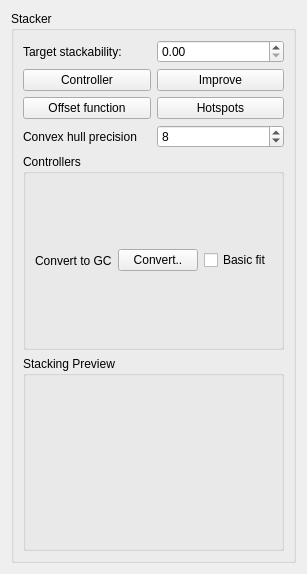
Old version of the form Stacker/StackerWidget.ui in the repository HonghuaLi/stacker.
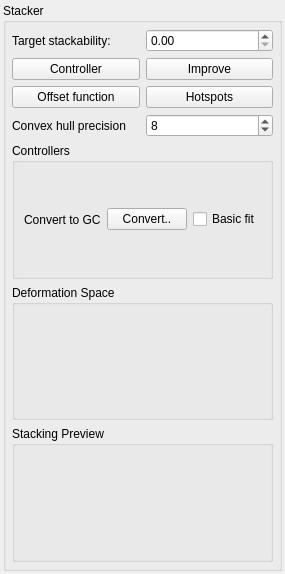
New version of the form.

Commit message: Added basic deformation control from UI.

Patch:
```diff
--- a/Stacker/StackerWidget.ui
+++ b/Stacker/StackerWidget.ui
@@ -6,7 +6,7 @@
    <rect>
     <x>0</x>
     <y>0</y>
-    <width>274</width>
+    <width>256</width>
     <height>574</height>
    </rect>
   </property>
@@ -26,12 +26,27 @@
    <string>Form</string>
   </property>
   <layout class="QVBoxLayout" name="verticalLayout">
+   <property name="spacing">
+    <number>2</number>
+   </property>
+   <property name="margin">
+    <number>3</number>
+   </property>
    <item>
     <widget class="QGroupBox" name="groupBox">
      <property name="title">
       <string>Stacker</string>
      </property>
+     <property name="flat">
+      <bool>true</bool>
+     </property>
      <layout class="QGridLayout" name="gridLayout">
+      <property name="margin">
+       <number>6</number>
+      </property>
+      <property name="spacing">
+       <number>6</number>
+      </property>
       <item row="3" column="1">
        <widget class="QPushButton" name="improveButton">
         <property name="text">
@@ -40,7 +55,7 @@
        </widget>
       </item>
       <item row="1" column="0">
-       <widget class="QLabel" name="label">
+       <widget class="QLabel" name="targetStackLabel">
         <property name="text">
          <string>Target stackability:</string>
         </property>
@@ -70,7 +85,7 @@
         </property>
        </widget>
       </item>
-      <item row="7" column="0" colspan="2">
+      <item row="8" column="0" colspan="2">
        <widget class="QGroupBox" name="previewBox">
         <property name="title">
          <string>Stacking Preview</string>
@@ -86,7 +101,7 @@
        </widget>
       </item>
       <item row="5" column="0">
-       <widget class="QLabel" name="label_2">
+       <widget class="QLabel" name="chPrecisionLabel">
         <property name="text">
          <string>Convex hull precision</string>
         </property>
@@ -100,13 +115,16 @@
        </widget>
       </item>
       <item row="6" column="0" colspan="2">
-       <widget class="QGroupBox" name="groupBox_2">
+       <widget class="QGroupBox" name="controllersPanel">
         <property name="title">
          <string>Controllers</string>
         </property>
+        <property name="flat">
+         <bool>false</bool>
+        </property>
         <layout class="QHBoxLayout" name="horizontalLayout">
          <item>
-          <widget class="QLabel" name="label_3">
+          <widget class="QLabel" name="convertGCLabel">
            <property name="text">
             <string>Convert to GC</string>
            </property>
@@ -129,6 +147,16 @@
         </layout>
        </widget>
       </item>
+      <item row="7" column="0" colspan="2">
+       <widget class="QGroupBox" name="controllerDeformerPanel">
+        <property name="title">
+         <string>Deformation Space</string>
+        </property>
+        <property name="flat">
+         <bool>false</bool>
+        </property>
+       </widget>
+      </item>
      </layout>
     </widget>
    </item>
```
The commit also changes 12 other files.
